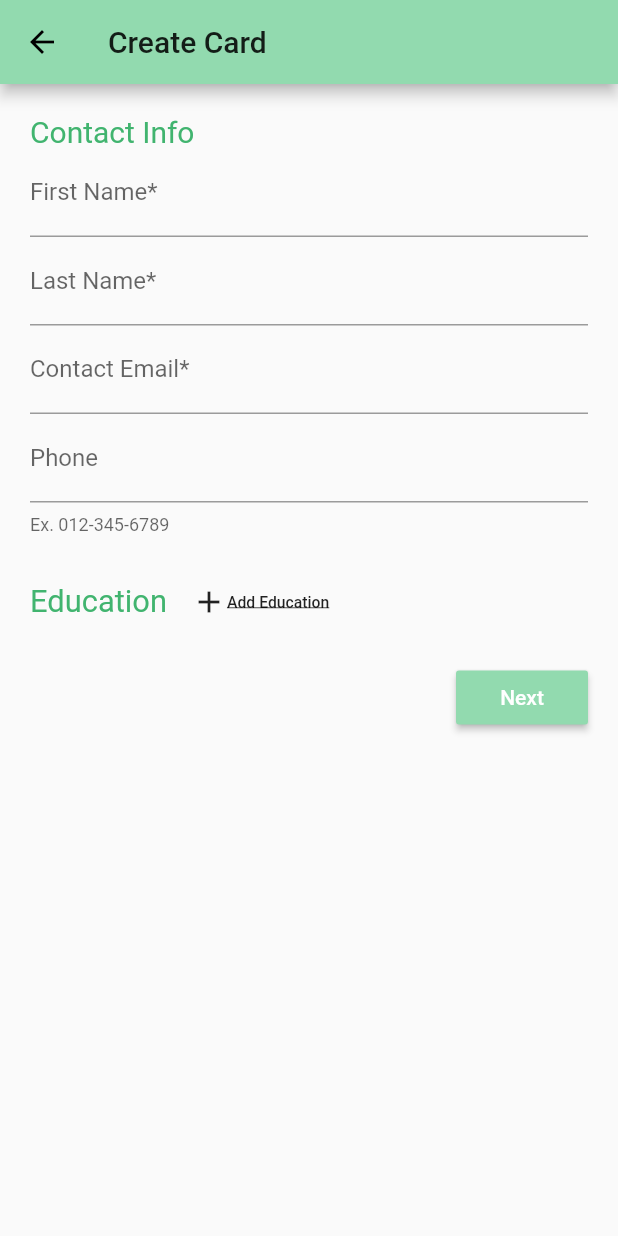
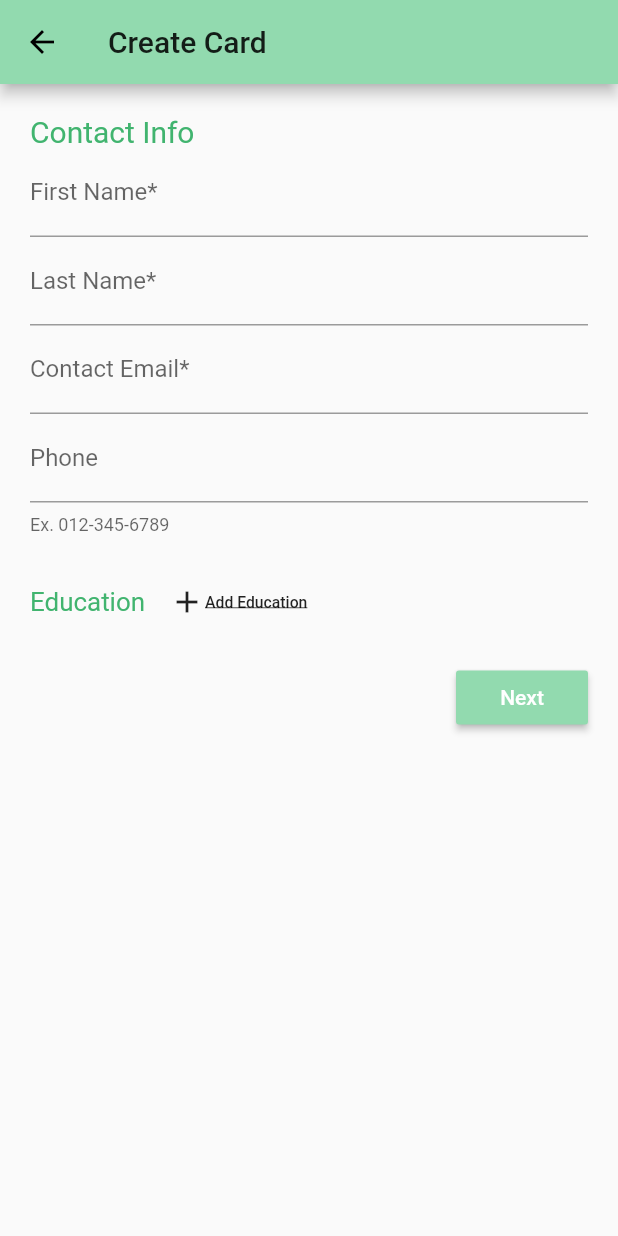
Before and after one commit to awarrier99/Digital-Trading-Cards, a Flutter app: the screen it shows after launch, after a tap on "CREATE ACCOUNT", on a phone screen of 412 x 824 dp. Run offline on Flutter 3.47's test engine with Material 2 defaults, Android fonts, the light colour scheme and no system bars; Roboto replaces fonts that are missing (Montserrat).

Commit message:
Issue: #6 - Changed font sizes

```diff
--- a/src/ui/lib/components/forms/DynamicForm.dart
+++ b/src/ui/lib/components/forms/DynamicForm.dart
@@ -41,7 +41,7 @@ class _DynamicFormState extends State<DynamicForm> {
                     Text(
                       widget.title,
                       style: TextStyle(
-                          fontSize: SizeConfig.safeBlockHorizontal * 5,
+                          fontSize: SizeConfig.safeBlockHorizontal * 4.2,
                           color: Palette.darkGreen),
                     ),
                     FlatButton(
--- a/src/ui/lib/screens/WelcomeScreen.dart
+++ b/src/ui/lib/screens/WelcomeScreen.dart
@@ -32,7 +32,7 @@ class _WelcomeScreenState extends State<WelcomeScreen> {
                       child: Text(
                         widget.title,
                         style: TextStyle(
-                            fontSize: 70, fontWeight: FontWeight.bold),
+                            fontSize: 60, fontWeight: FontWeight.bold),
                       ),
                     )),
                     Container(
```
Also changed, not shown: 1 other file.
